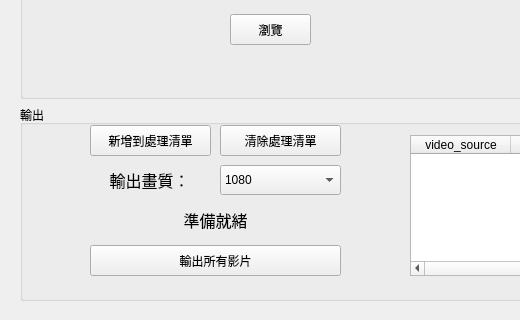
Rushyuheng/video_auto_editor, file main.ui: the form before one commit; both pictures show x 0 to 520 and y 520 to 840 of the 1128 by 840 pixel window.
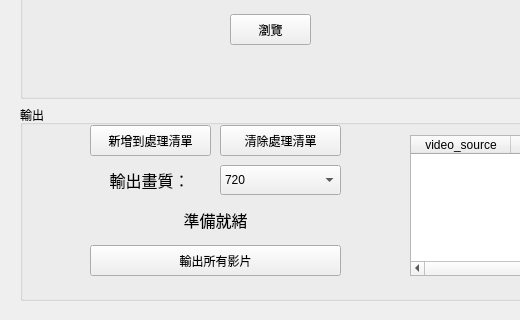
The form after the commit.

Patch:
```diff
--- a/main.ui
+++ b/main.ui
@@ -754,7 +754,7 @@
        </property>
        <item>
         <property name="text">
-         <string>1080</string>
+         <string>720</string>
         </property>
        </item>
        <item>
```
Left out of the diff: 2 changed lines with no effect on the pictures.
